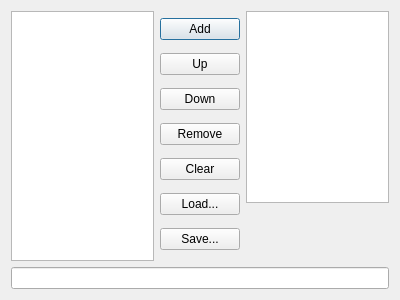
Qt form qtplot/ui/operations.ui (Rubenknex/qtplot) before a commit.
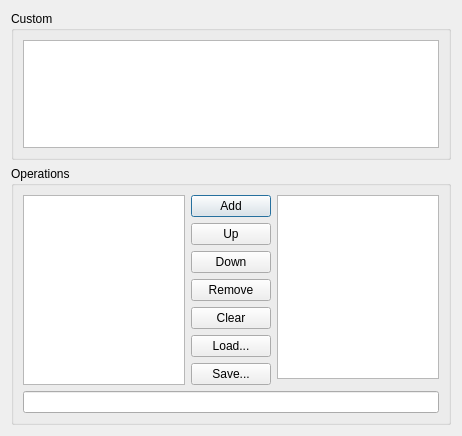
The same form after that commit.

Commit message: feature: start work on custom operation

What changed in the file:
```diff
--- a/qtplot/ui/operations.ui
+++ b/qtplot/ui/operations.ui
@@ -6,8 +6,8 @@
    <rect>
     <x>0</x>
     <y>0</y>
-    <width>400</width>
-    <height>300</height>
+    <width>462</width>
+    <height>436</height>
    </rect>
   </property>
   <property name="windowTitle">
@@ -15,6 +15,28 @@
   </property>
   <layout class="QVBoxLayout" name="verticalLayout">
    <item>
+    <widget class="QGroupBox" name="groupBox">
+     <property name="title">
+      <string>Custom</string>
+     </property>
+     <layout class="QVBoxLayout" name="verticalLayout_4">
+      <item>
+       <widget class="QTextEdit" name="te_custom">
+        <property name="toolTip">
+         <string>&lt;html&gt;&lt;head/&gt;&lt;body&gt;&lt;p&gt;Python code can be used to perform manipulations on the raw data object.&lt;/p&gt;&lt;p&gt;Example for subtracting series resistance:&lt;/p&gt;&lt;p&gt;data['V_actual'] = data['V_measure'] - 500.0 * data['I_measure']&lt;/p&gt;&lt;p&gt;Press return to execute the statement.&lt;/p&gt;&lt;/body&gt;&lt;/html&gt;</string>
+        </property>
+       </widget>
+      </item>
+     </layout>
+    </widget>
+   </item>
+   <item>
+    <widget class="QGroupBox" name="groupBox_2">
+     <property name="title">
+      <string>Operations</string>
+     </property>
+     <layout class="QVBoxLayout" name="verticalLayout_7">
+      <item>
     <layout class="QHBoxLayout" name="horizontalLayout">
      <item>
       <widget class="QListWidget" name="lw_operations"/>
@@ -82,7 +104,7 @@
          <property name="frameShape">
           <enum>QFrame::NoFrame</enum>
          </property>
-         <widget class="QWidget" name=""/>
+            <widget class="QWidget" name="widget"/>
          <widget class="QWidget" name="page_4"/>
         </widget>
        </item>
@@ -92,6 +114,9 @@
    </item>
    <item>
     <widget class="QLineEdit" name="le_description"/>
+      </item>
+     </layout>
+    </widget>
    </item>
   </layout>
  </widget>
```
Lines whose indentation alone changed are shown as unchanged. The commit also changes 3 other files.
